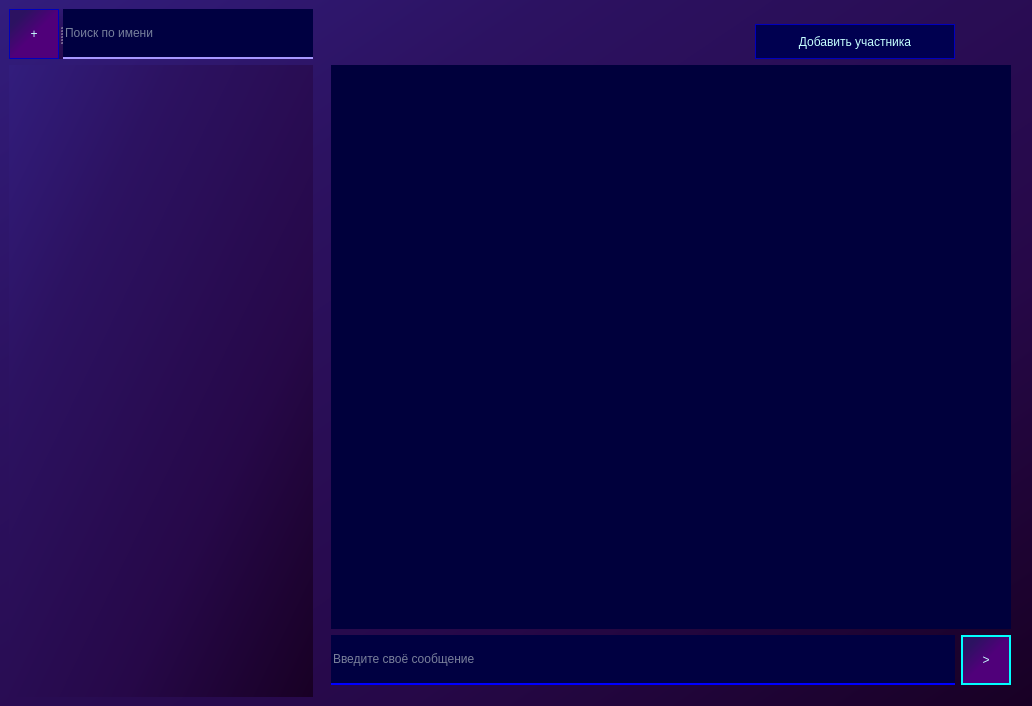
Above: Client/MainWindow.ui from zorroBinn/QuickDialog before the change. Below: the same form after it.
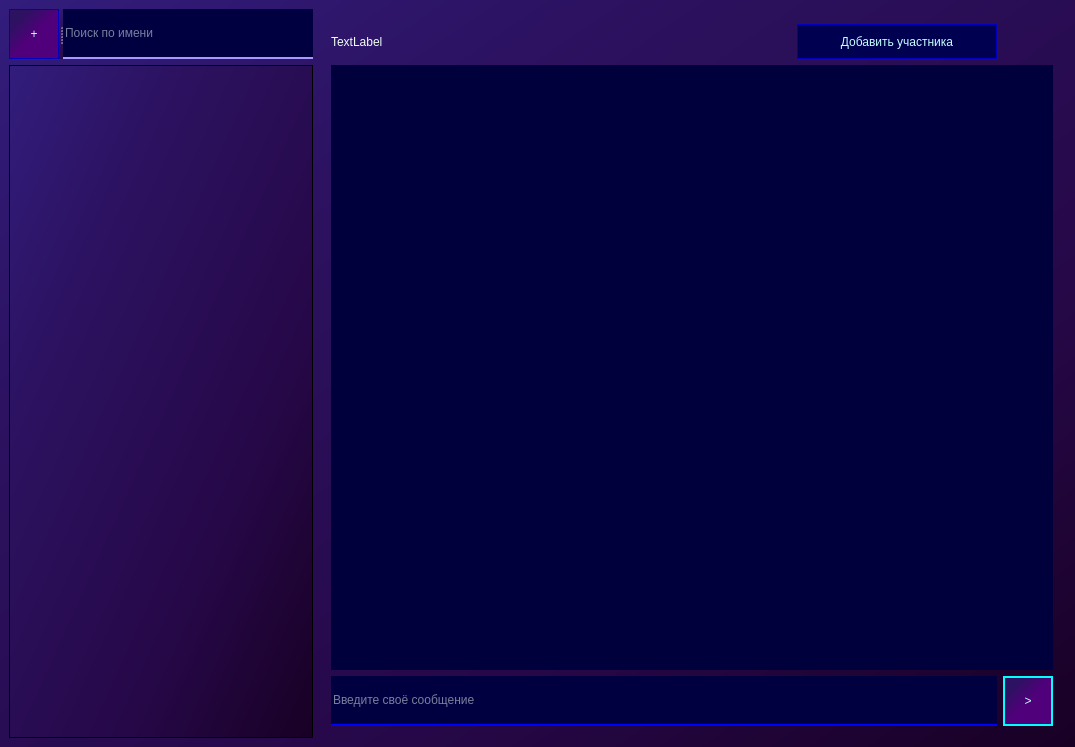
That is the form after the change. Icons and pictures are not drawn.

```diff
--- a/Client/MainWindow.ui
+++ b/Client/MainWindow.ui
@@ -6,8 +6,8 @@
    <rect>
     <x>0</x>
     <y>0</y>
-    <width>1032</width>
-    <height>706</height>
+    <width>1075</width>
+    <height>747</height>
    </rect>
   </property>
   <property name="minimumSize">
@@ -109,15 +109,11 @@
          </widget>
         </item>
         <item>
-         <widget class="QListView" name="listView_Chats">
-          <property name="focusPolicy">
-           <enum>Qt::NoFocus</enum>
-          </property>
+         <widget class="QListWidget" name="listWidget_Chats">
           <property name="styleSheet">
-           <string notr="true">border: none</string>
-          </property>
-          <property name="verticalScrollBarPolicy">
-           <enum>Qt::ScrollBarAsNeeded</enum>
+           <string notr="true">background-color: qlineargradient(spread:pad, x1:1, y1:1, x2:0, y2:0, stop:0 rgba(24, 0, 36, 255), stop:0.312849 rgba(38, 8, 72, 255), stop:0.731844 rgba(44, 18, 97, 255), stop:1 rgba(50, 29, 125, 255));
+color: rgb(238, 255, 246);
+font: 700 24pt &quot;Comic Sans MS&quot;;</string>
           </property>
          </widget>
         </item>
@@ -240,6 +236,29 @@
            </property>
           </widget>
          </item>
+         <item row="1" column="0">
+          <widget class="QLabel" name="label">
+           <property name="minimumSize">
+            <size>
+             <width>460</width>
+             <height>35</height>
+            </size>
+           </property>
+           <property name="maximumSize">
+            <size>
+             <width>460</width>
+             <height>35</height>
+            </size>
+           </property>
+           <property name="styleSheet">
+            <string notr="true">color: rgb(238, 255, 246);
+font: 700 20pt &quot;Comic Sans MS&quot;;</string>
+           </property>
+           <property name="text">
+            <string>TextLabel</string>
+           </property>
+          </widget>
+         </item>
         </layout>
        </widget>
       </item>
```
